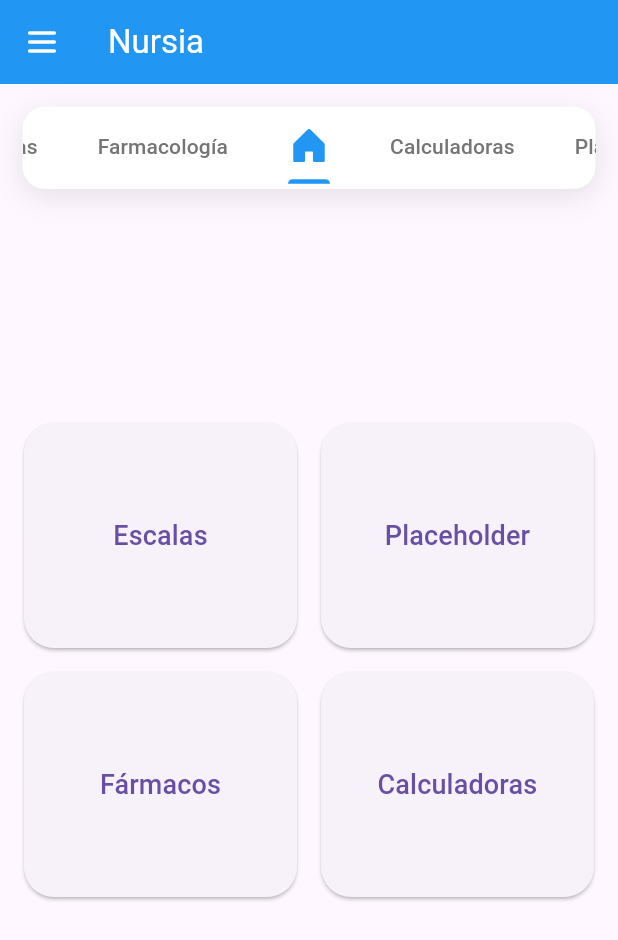
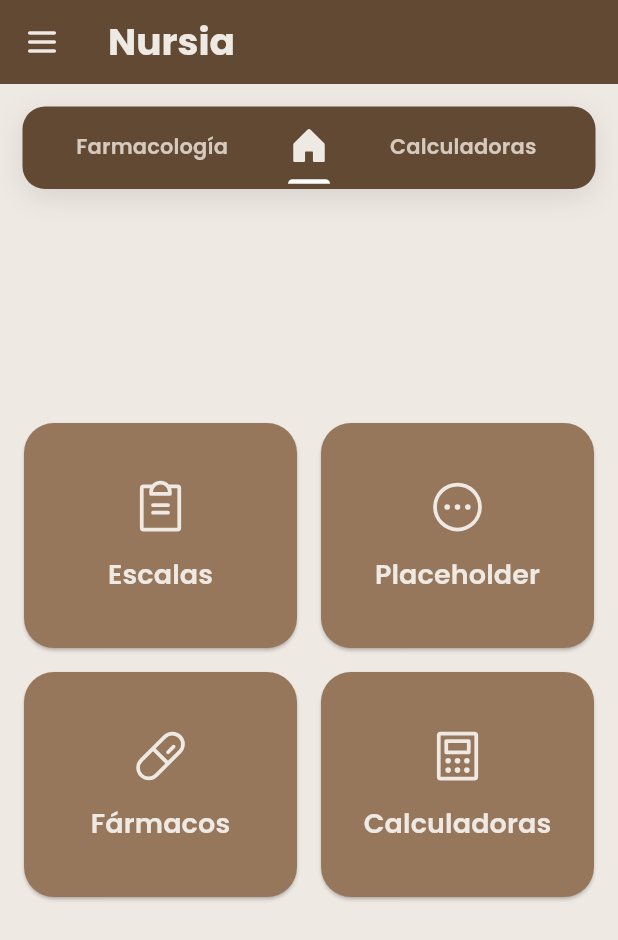
Before and after one commit to farkasokovo/nursia_app, a Flutter app: the screen it shows after launch, on a phone screen of 412 x 824 dp. Shown: the top 940 px of the screen. Run offline on Flutter 3.47's test engine with Material 3 defaults, Android fonts, the phone set to English and light mode, and no system bars; our stand-ins replace phosphor_flutter.

Commit message:
Avance: interfaz calculadora de dosis y pantallas princpales

```diff
--- a/lib/main.dart
+++ b/lib/main.dart
@@ -1,6 +1,7 @@
 // lib/main.dart
 import 'package:flutter/material.dart';
 import 'screens/home_screen.dart';
+import 'theme/app_theme.dart';
 
 void main() {
   runApp(const MyApp());
@@ -13,11 +14,7 @@ class MyApp extends StatelessWidget {
   Widget build(BuildContext context) {
     return MaterialApp(
       title: 'Nursia',
-      theme: ThemeData(
-        primarySwatch: Colors.blue,
-        useMaterial3: true,
-        fontFamily: 'Roboto', // Temporal, después pones Poppins
-      ),
+      theme: AppTheme.lightTheme(),
       home: const HomeScreen(),
       debugShowCheckedModeBanner: false,
     );
--- a/lib/screens/home_dashboard.dart
+++ b/lib/screens/home_dashboard.dart
@@ -1,4 +1,5 @@
 import 'package:flutter/material.dart';
+import 'package:phosphor_flutter/phosphor_flutter.dart';
 import '../widgets/home_nav_button.dart';
 
 class HomeDashboard extends StatelessWidget {
@@ -13,11 +14,23 @@ class HomeDashboard extends StatelessWidget {
         children: [
           Row(
             children: const [
-              Expanded(child: HomeNavButton(title: "Escalas", tabIndex: 0)),
+              Expanded(
+                child: HomeNavButton(
+                  title: "Escalas",
+                  tabIndex: 0,
+                  icon: PhosphorIconsRegular.clipboardText,
+                ),
+              ),
 
               SizedBox(width: 16),
 
-              Expanded(child: HomeNavButton(title: "Placeholder", tabIndex: 4)),
+              Expanded(
+                child: HomeNavButton(
+                  title: "Placeholder",
+                  tabIndex: 4,
+                  icon: PhosphorIconsRegular.dotsThreeCircle,
+                ),
+              ),
             ],
           ),
 
@@ -25,12 +38,22 @@ class HomeDashboard extends StatelessWidget {
 
           Row(
             children: const [
-              Expanded(child: HomeNavButton(title: "Fármacos", tabIndex: 1)),
+              Expanded(
+                child: HomeNavButton(
+                  title: "Fármacos",
+                  tabIndex: 1,
+                  icon: PhosphorIconsRegular.pill,
+                ),
+              ),
 
               SizedBox(width: 16),
 
               Expanded(
-                child: HomeNavButton(title: "Calculadoras", tabIndex: 3),
+                child: HomeNavButton(
+                  title: "Calculadoras",
+                  tabIndex: 3,
+                  icon: PhosphorIconsRegular.calculator,
+                ),
               ),
             ],
           ),
--- a/lib/screens/home_screen.dart
+++ b/lib/screens/home_screen.dart
@@ -1,4 +1,5 @@
 import 'package:flutter/material.dart';
+import 'package:nursia_app/theme/app_theme.dart';
 import 'package:phosphor_flutter/phosphor_flutter.dart';
 import 'home_dashboard.dart';
 import 'placeholder_screen.dart';
@@ -18,13 +19,16 @@ class HomeScreen extends StatelessWidget {
         extendBody:
             true, // Importante: permite que el body se vea detrás de la barra
         appBar: AppBar(
-          title: const Text('Nursia', style: TextStyle(color: Colors.white)),
-          backgroundColor: Colors.blue,
+          title: Text(
+            'Nursia',
+            style: AppTextStyles.appBarTitle.copyWith(fontSize: 25),
+          ),
+          backgroundColor: AppColors.darkPrimaryColor,
           elevation: 0,
           leading: IconButton(
             icon: const PhosphorIcon(
               PhosphorIconsBold.list,
-              color: Colors.white,
+              color: AppColors.secondaryColor,
             ),
             onPressed: () {},
           ),
@@ -50,7 +54,7 @@ class HomeScreen extends StatelessWidget {
               child: Container(
                 height: 55,
                 decoration: BoxDecoration(
-                  color: Colors.white,
+                  color: AppColors.darkPrimaryColor,
                   borderRadius: BorderRadius.circular(15),
                   boxShadow: [
                     BoxShadow(
@@ -68,9 +72,9 @@ class HomeScreen extends StatelessWidget {
                     horizontal: 20,
                   ), // <--- DALE AIRE AL TEXTO AQUÍ
                   dividerColor: Colors.transparent,
-                  indicatorColor: Colors.blue,
-                  labelColor: Colors.blue,
-                  unselectedLabelColor: Colors.grey[600],
+                  indicatorColor: AppColors.secondaryColor,
+                  labelColor: AppColors.secondaryColor,
+                  unselectedLabelColor: AppColors.accentLightColor,
                   tabs: const [
                     Tab(text: "Escalas"),
                     Tab(text: "Farmacología"),
--- /dev/null
+++ b/lib/theme/app_theme.dart
@@ -0,0 +1,139 @@
+import 'package:flutter/material.dart';
+
+/// ==========================================================
+/// NURSIA APP THEME CONFIGURATION
+/// ==========================================================
+/// Archivo central de identidad visual de la app.
+/// Cambiando valores aquí se actualiza TODO el estilo global.
+/// ==========================================================
+
+class AppColors {
+  static const Color primaryColor = Color(0xff96775b);
+  static const Color secondaryColor = Color(0xffefe9e4);
+
+  static const Color accentLightColor = Color(0xffd6c9be);
+  static const Color accentDarkColor = Color(0xffcba786);
+
+  static const Color darkPrimaryColor = Color(0xff624933);
+  static const Color widgetLightBrown = Color(0xffDFD3C9);
+
+  static const Color withoutAlert = Color(0xff9C785C);
+
+  static const Color redAlertv1 = Color(0xff9C5C61);
+  static const Color redAlertv2 = Color(0xff8D5458);
+  static const Color redAlertv3 = Color(0xff7E4B4F);
+  static const Color redAlertv4 = Color(0xff6F4346);
+}
+
+/// ==========================================================
+/// TIPOGRAFÍA GLOBAL
+/// ==========================================================
+
+class AppTextStyles {
+  static const String fontFamily = "Poppins";
+
+  static const TextStyle appBarTitle = TextStyle(
+    color: AppColors.secondaryColor,
+    fontSize: 22,
+    fontFamily: fontFamily,
+    fontWeight: FontWeight.bold,
+  );
+
+  static const TextStyle titleWhiteText = TextStyle(
+    color: AppColors.secondaryColor,
+    fontSize: 20,
+    fontFamily: fontFamily,
+    fontWeight: FontWeight.bold,
+  );
+
+  static const TextStyle titleBrownText = TextStyle(
+    color: AppColors.darkPrimaryColor,
+    fontSize: 25,
+    fontFamily: fontFamily,
+    fontWeight: FontWeight.bold,
+  );
+
+  static const TextStyle titleBrownTextv2 = TextStyle(
+    color: AppColors.darkPrimaryColor,
+    fontSize: 30,
+    fontFamily: fontFamily,
+    fontWeight: FontWeight.bold,
+  );
+
+  static const TextStyle bodyBrownText = TextStyle(
+    color: AppColors.primaryColor,
+    fontSize: 16,
+    fontFamily: fontFamily,
+    fontWeight: FontWeight.w600,
+  );
+}
+
+/// ==========================================================
+/// BORDER RADIUS GLOBAL
+/// ==========================================================
+
+class AppRadius {
+  static const BorderRadius defaultRadius = BorderRadius.all(
+    Radius.circular(18),
+  );
+}
+
+/// ==========================================================
+/// THEME GLOBAL DE LA APP
+/// ==========================================================
+
+class AppTheme {
+  static ThemeData lightTheme() {
+    return ThemeData(
+      useMaterial3: true,
+
+      fontFamily: AppTextStyles.fontFamily,
+
+      scaffoldBackgroundColor: AppColors.secondaryColor,
+
+      colorScheme: const ColorScheme.light(
+        primary: AppColors.primaryColor,
+        secondary: AppColors.accentDarkColor,
+        surface: Colors.white,
+      ),
+
+      appBarTheme: const AppBarTheme(
+        backgroundColor: AppColors.primaryColor,
+        foregroundColor: AppColors.secondaryColor,
+        elevation: 0,
+        centerTitle: false,
+        titleTextStyle: AppTextStyles.appBarTitle,
+      ),
+
+      cardTheme: CardThemeData(
+        elevation: 4,
+        color: Colors.white,
+        shape: RoundedRectangleBorder(borderRadius: AppRadius.defaultRadius),
+      ),
+
+      elevatedButtonTheme: ElevatedButtonThemeData(
+        style: ElevatedButton.styleFrom(
+          backgroundColor: AppColors.primaryColor,
+          foregroundColor: AppColors.secondaryColor,
+          shape: RoundedRectangleBorder(borderRadius: AppRadius.defaultRadius),
+          padding: const EdgeInsets.symmetric(horizontal: 20, vertical: 14),
+        ),
+      ),
+
+      inputDecorationTheme: InputDecorationTheme(
+        filled: true,
+        fillColor: Colors.white,
+        border: OutlineInputBorder(
+          borderRadius: AppRadius.defaultRadius,
+          borderSide: BorderSide.none,
+        ),
+      ),
+
+      textTheme: const TextTheme(
+        titleLarge: AppTextStyles.titleBrownText,
+        bodyLarge: AppTextStyles.bodyBrownText,
+        bodyMedium: AppTextStyles.bodyBrownText,
+      ),
+    );
+  }
+}
--- a/lib/widgets/home_nav_button.dart
+++ b/lib/widgets/home_nav_button.dart
@@ -1,10 +1,18 @@
 import 'package:flutter/material.dart';
+import 'package:nursia_app/theme/app_theme.dart';
+import 'package:phosphor_flutter/phosphor_flutter.dart';
 
 class HomeNavButton extends StatelessWidget {
   final String title;
   final int tabIndex;
+  final IconData icon;
 
-  const HomeNavButton({super.key, required this.title, required this.tabIndex});
+  const HomeNavButton({
+    super.key,
+    required this.title,
+    required this.tabIndex,
+    required this.icon,
+  });
 
   @override
   Widget build(BuildContext context) {
@@ -13,6 +21,7 @@ class HomeNavButton extends StatelessWidget {
         DefaultTabController.of(context).animateTo(tabIndex);
       },
       style: ElevatedButton.styleFrom(
+        overlayColor: AppColors.darkPrimaryColor,
         minimumSize: const Size(150, 150),
         shape: RoundedRectangleBorder(
           borderRadius: BorderRadius.circular(
@@ -20,10 +29,17 @@ class HomeNavButton extends StatelessWidget {
           ), // 👈 AQUÍ CONTROLAS EL REDONDEO
         ),
       ),
-      child: Text(
-        title,
-        textAlign: TextAlign.center,
-        style: const TextStyle(fontSize: 18),
+      child: Column(
+        mainAxisAlignment: MainAxisAlignment.center,
+        children: [
+          PhosphorIcon(icon, size: 40), // 👈 4. Mostramos el icono
+          const SizedBox(height: 12),
+          Text(
+            title,
+            textAlign: TextAlign.center,
+            style: const TextStyle(fontSize: 18),
+          ),
+        ],
       ),
     );
   }
```
Also changed, not shown: lib/screens/calculadora_screen.dart (+19 -1 lines), lib/screens/calculadoras/calculadora_dosis.dart (added, +185 -0 lines), lib/screens/calculadoras/calculadora_soluciones.dart (added, +20 -0 lines), lib/screens/escalas/neurologicas_screen.dart (+9 -18 lines), lib/screens/escalas/seguridad_screen.dart (added, +18 -0 lines), lib/screens/escalas/valoracion_screen.dart (added, +18 -0 lines), lib/screens/escalas_screen.dart (+20 -2 lines), lib/widgets/category_button.dart (+7 -3 lines), lib/widgets/expandable_category_screen.dart (added, +81 -0 lines), pubspec.yaml (+7 -0 lines), assets/fonts/Poppins-Bold.ttf (added), assets/fonts/Poppins-SemiBold.ttf (added).
